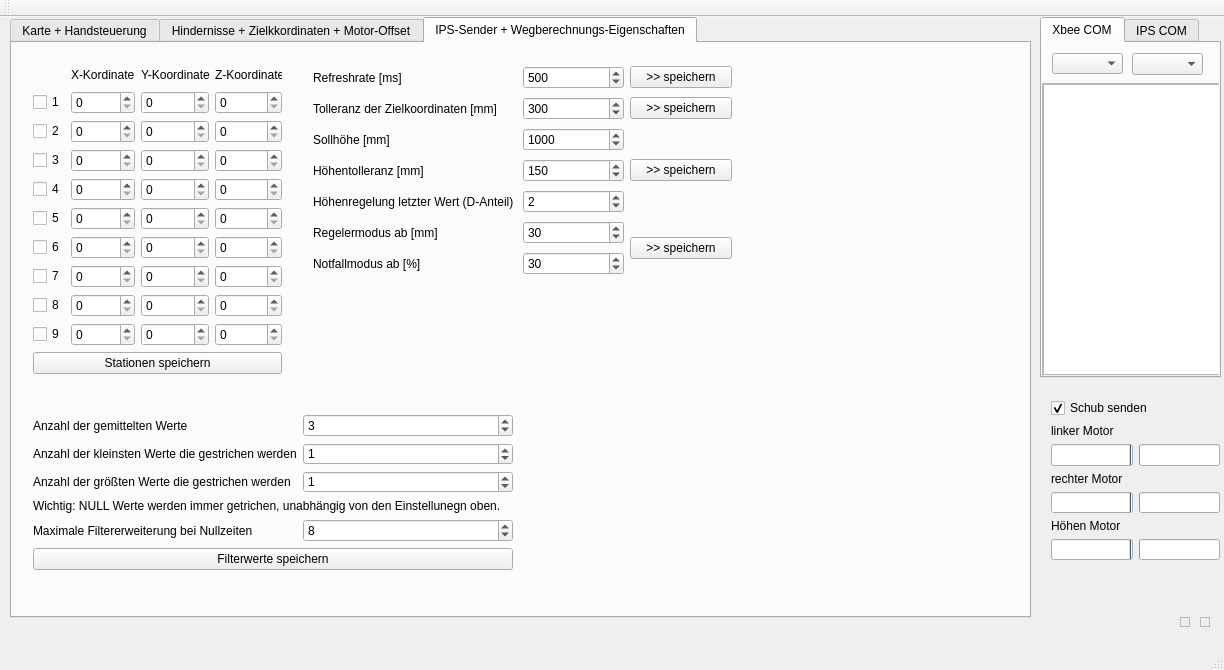
Old version of the form mainwindow.ui in the repository Koerner/Sturzflug-at-daedalus.ei.tum.de.
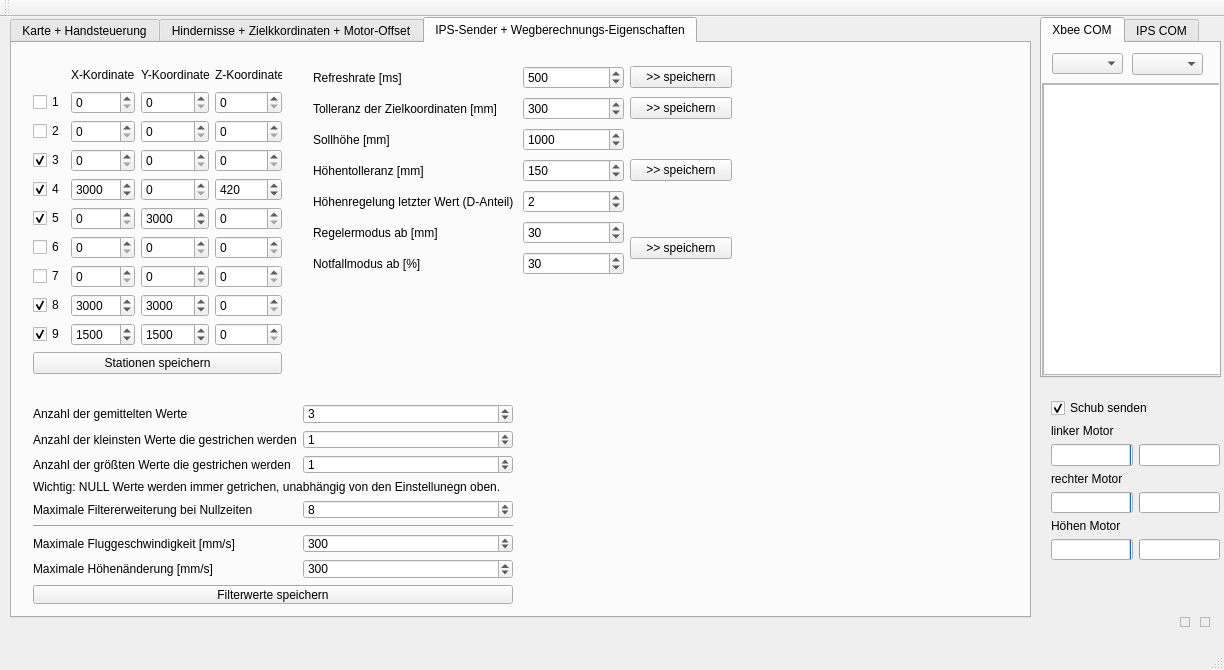
New version of the form.

Commit message: GUI: Logikfilter Abstand

Patch:
```diff
--- a/mainwindow.ui
+++ b/mainwindow.ui
@@ -1252,6 +1252,9 @@
          <property name="maximum">
           <number>99999</number>
          </property>
+         <property name="value">
+          <number>3000</number>
+         </property>
         </widget>
        </item>
        <item row="6" column="1">
@@ -1287,6 +1290,9 @@
          <property name="maximum">
           <number>99999</number>
          </property>
+         <property name="value">
+          <number>1500</number>
+         </property>
         </widget>
        </item>
        <item row="8" column="2">
@@ -1294,6 +1300,9 @@
          <property name="maximum">
           <number>99999</number>
          </property>
+         <property name="value">
+          <number>3000</number>
+         </property>
         </widget>
        </item>
        <item row="1" column="2">
@@ -1357,6 +1366,9 @@
          <property name="maximum">
           <number>99999</number>
          </property>
+         <property name="value">
+          <number>3000</number>
+         </property>
         </widget>
        </item>
        <item row="8" column="3">
@@ -1385,6 +1397,9 @@
          <property name="maximum">
           <number>99999</number>
          </property>
+         <property name="value">
+          <number>3000</number>
+         </property>
         </widget>
        </item>
        <item row="6" column="2">
@@ -1399,6 +1414,9 @@
          <property name="maximum">
           <number>99999</number>
          </property>
+         <property name="value">
+          <number>420</number>
+         </property>
         </widget>
        </item>
        <item row="5" column="3">
@@ -1420,6 +1438,9 @@
          <property name="maximum">
           <number>99999</number>
          </property>
+         <property name="value">
+          <number>1500</number>
+         </property>
         </widget>
        </item>
        <item row="9" column="3">
@@ -1448,6 +1469,9 @@
          <property name="text">
           <string>3</string>
          </property>
+         <property name="checked">
+          <bool>true</bool>
+         </property>
         </widget>
        </item>
        <item row="4" column="0">
@@ -1455,6 +1479,9 @@
          <property name="text">
           <string>4</string>
          </property>
+         <property name="checked">
+          <bool>true</bool>
+         </property>
         </widget>
        </item>
        <item row="5" column="0">
@@ -1462,6 +1489,9 @@
          <property name="text">
           <string>5</string>
          </property>
+         <property name="checked">
+          <bool>true</bool>
+         </property>
         </widget>
        </item>
        <item row="6" column="0">
@@ -1483,6 +1513,9 @@
          <property name="text">
           <string>8</string>
          </property>
+         <property name="checked">
+          <bool>true</bool>
+         </property>
         </widget>
        </item>
        <item row="9" column="0">
@@ -1490,6 +1523,9 @@
          <property name="text">
           <string>9</string>
          </property>
+         <property name="checked">
+          <bool>true</bool>
+         </property>
         </widget>
        </item>
        <item row="10" column="0" colspan="4">
@@ -1691,9 +1727,9 @@
       <property name="geometry">
        <rect>
         <x>10</x>
-        <y>360</y>
+        <y>350</y>
         <width>502</width>
-        <height>177</height>
+        <height>221</height>
        </rect>
       </property>
       <layout class="QGridLayout" name="gridLayout_8">
@@ -1745,7 +1781,7 @@
          </property>
         </widget>
        </item>
-       <item row="5" column="0" colspan="2">
+       <item row="8" column="0" colspan="2">
         <widget class="QPushButton" name="setFilter">
          <property name="text">
           <string>Filterwerte speichern</string>
@@ -1785,6 +1821,59 @@
          </property>
         </widget>
        </item>
+       <item row="6" column="0">
+        <widget class="QLabel" name="label_26">
+         <property name="text">
+          <string>Maximale Fluggeschwindigkeit [mm/s]</string>
+         </property>
+        </widget>
+       </item>
+       <item row="7" column="0">
+        <widget class="QLabel" name="label_27">
+         <property name="text">
+          <string>Maximale Höhenänderung [mm/s]</string>
+         </property>
+        </widget>
+       </item>
+       <item row="6" column="1">
+        <widget class="QSpinBox" name="max_geschw_flug">
+         <property name="minimum">
+          <number>50</number>
+         </property>
+         <property name="maximum">
+          <number>9999</number>
+         </property>
+         <property name="singleStep">
+          <number>10</number>
+         </property>
+         <property name="value">
+          <number>300</number>
+         </property>
+        </widget>
+       </item>
+       <item row="7" column="1">
+        <widget class="QSpinBox" name="max_geschw_hoehe">
+         <property name="minimum">
+          <number>10</number>
+         </property>
+         <property name="maximum">
+          <number>9999</number>
+         </property>
+         <property name="singleStep">
+          <number>10</number>
+         </property>
+         <property name="value">
+          <number>300</number>
+         </property>
+        </widget>
+       </item>
+       <item row="5" column="0" colspan="2">
+        <widget class="Line" name="line">
+         <property name="orientation">
+          <enum>Qt::Horizontal</enum>
+         </property>
+        </widget>
+       </item>
       </layout>
      </widget>
     </widget>
```
Left out of the diff: 3 changed lines with no effect on the pictures. The commit also changes 1 other file.
